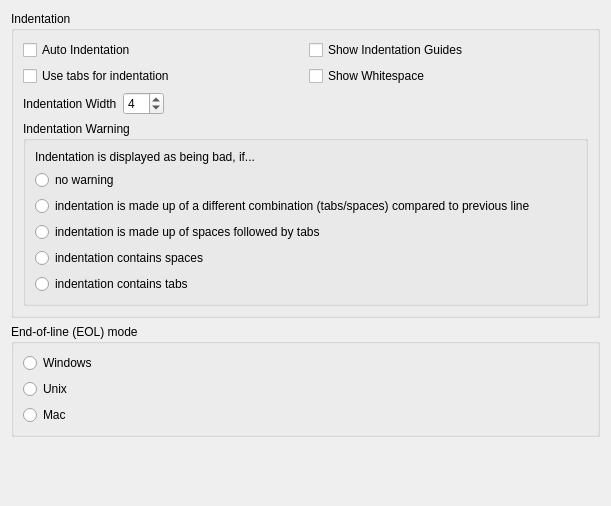
itom-project/itom, file Qitom/ui/widgetPropEditorGeneral.ui: the form before one commit.
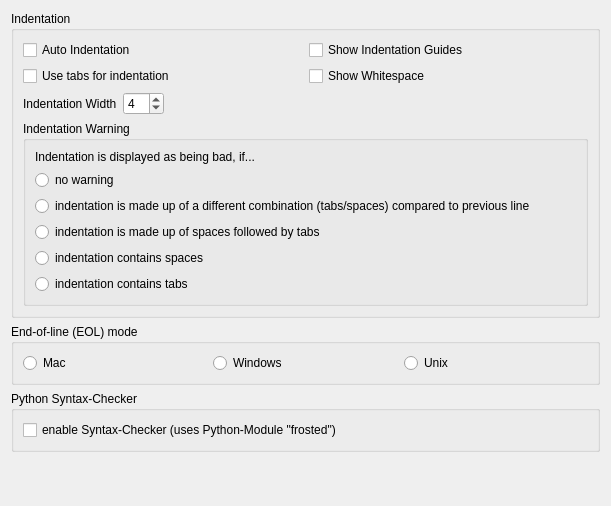
The form after the commit.

Commit message: frosted-based syntax check added in first version, get python package 'frosted' in order to use it.

Patch:
```diff
--- a/Qitom/ui/widgetPropEditorGeneral.ui
+++ b/Qitom/ui/widgetPropEditorGeneral.ui
@@ -148,7 +148,16 @@
      <property name="title">
       <string>End-of-line (EOL) mode</string>
      </property>
-     <layout class="QVBoxLayout" name="verticalLayout_3">
+     <layout class="QVBoxLayout" name="verticalLayout_5">
+      <item>
+       <layout class="QHBoxLayout" name="horizontalLayout">
+        <item>
+         <widget class="QRadioButton" name="radioEOL3">
+          <property name="text">
+           <string>Mac</string>
+          </property>
+         </widget>
+        </item>
       <item>
        <widget class="QRadioButton" name="radioEOL1">
         <property name="text">
@@ -163,10 +172,21 @@
         </property>
        </widget>
       </item>
+       </layout>
+      </item>
+     </layout>
+    </widget>
+   </item>
       <item>
-       <widget class="QRadioButton" name="radioEOL3">
+    <widget class="QGroupBox" name="groupBox">
+     <property name="title">
+      <string>Python Syntax-Checker</string>
+     </property>
+     <layout class="QVBoxLayout" name="verticalLayout_3">
+      <item>
+       <widget class="QCheckBox" name="checkSyntaxChecker">
         <property name="text">
-         <string>Mac</string>
+         <string>enable Syntax-Checker (uses Python-Module &quot;frosted&quot;)</string>
         </property>
        </widget>
       </item>
```
Lines whose indentation alone changed are shown as unchanged. The commit also changes 6 other files.
